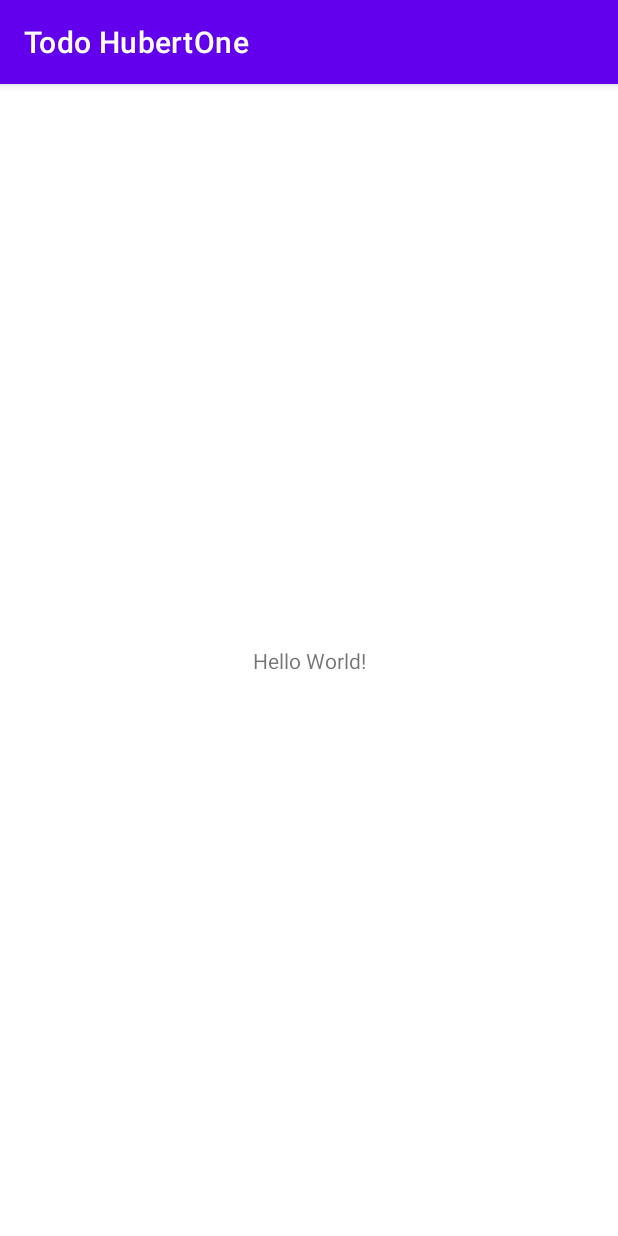
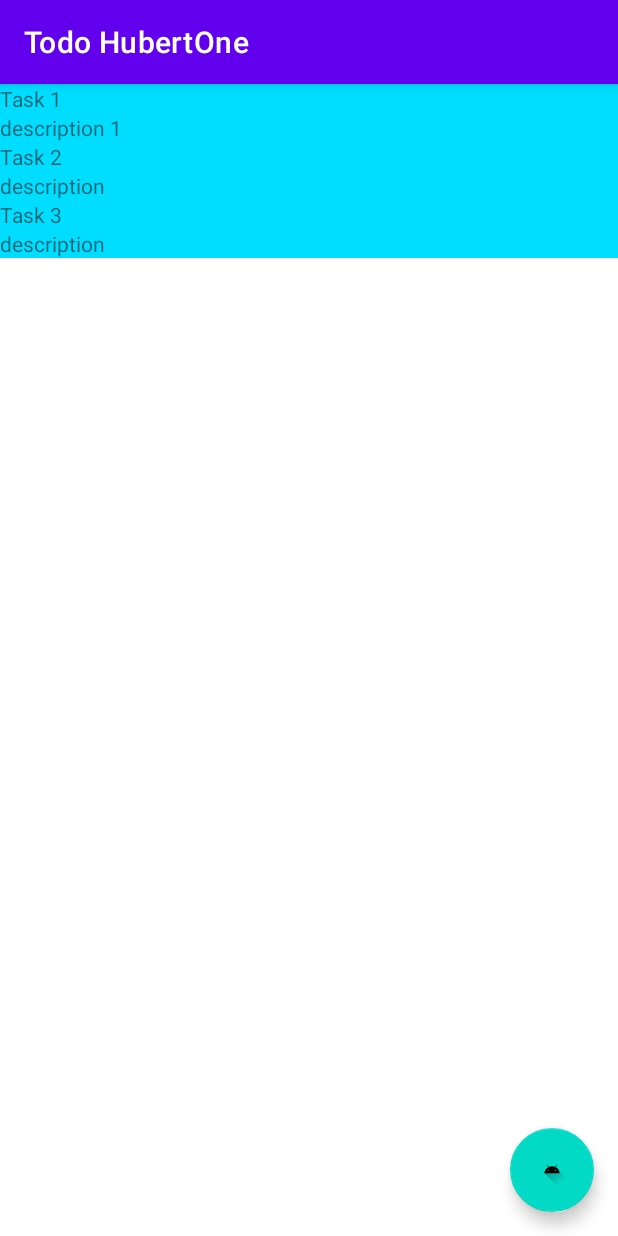
Before and after one commit to HubertTruong/TodoHubertOne, an Android app: the screen it shows after launch (MainActivity), on a phone screen of 412 x 824 dp. Run offline under Robolectric (Android 15) with nearby library versions, the phone set to English and light mode, and no system bars.

Commit message:
TP1 done

```diff
--- a/app/build.gradle
+++ b/app/build.gradle
@@ -32,12 +32,15 @@ android {
 }
 
 dependencies {
-
     implementation 'androidx.core:core-ktx:1.7.0'
     implementation 'androidx.appcompat:appcompat:1.3.0'
     implementation 'com.google.android.material:material:1.4.0'
     implementation 'androidx.constraintlayout:constraintlayout:2.0.4'
+    implementation 'androidx.legacy:legacy-support-v4:1.0.0'
     testImplementation 'junit:junit:4.13.2'
     androidTestImplementation 'androidx.test.ext:junit:1.1.3'
     androidTestImplementation 'androidx.test.espresso:espresso-core:3.4.0'
+    implementation 'androidx.recyclerview:recyclerview:1.2.1'
+    implementation 'androidx.fragment:fragment-ktx:1.4.0'
+    implementation 'androidx.activity:activity-ktx:1.4.0'
 }
--- a/app/src/main/java/com/hubert/todo/MainActivity.kt
+++ b/app/src/main/java/com/hubert/todo/MainActivity.kt
@@ -8,4 +8,7 @@ class MainActivity : AppCompatActivity() {
         super.onCreate(savedInstanceState)
         setContentView(R.layout.activity_main)
     }
+
+    private var taskList = listOf("Task 1", "Task 2", "Task 3")
+
 }
--- /dev/null
+++ b/app/src/main/java/com/hubert/todo/tasklist/Task.kt
@@ -0,0 +1,9 @@
+package com.hubert.todo.tasklist
+
+import java.io.FileDescriptor
+
+data class Task(
+    val id : String,
+    val title : String,
+    val description: String = "description"
+)
--- /dev/null
+++ b/app/src/main/java/com/hubert/todo/tasklist/TaskListAdapter.kt
@@ -0,0 +1,37 @@
+package com.hubert.todo.tasklist
+
+import android.view.LayoutInflater
+import android.view.View
+import android.view.ViewGroup
+import android.widget.TextView
+import androidx.recyclerview.widget.RecyclerView
+import com.hubert.todo.R
+
+class TaskListAdapter : RecyclerView.Adapter<TaskListAdapter.TaskViewHolder>() {
+
+    var currentList: List<Task> = emptyList()
+
+    // on utilise `inner` ici afin d'avoir accès aux propriétés de l'adapter directement
+    inner class TaskViewHolder(itemView: View) : RecyclerView.ViewHolder(itemView) {
+        fun bind(task: Task) {
+            val titleTextView = itemView.findViewById<TextView>(R.id.task_title)
+            titleTextView.text = task.title
+            val descTextView = itemView.findViewById<TextView>(R.id.task_description)
+            descTextView.text = task.description
+        }
+    }
+
+    override fun onCreateViewHolder(parent: ViewGroup, viewType: Int): TaskViewHolder {
+        val itemView = LayoutInflater.from(parent.context).inflate(R.layout.item_task, parent, false)
+        return TaskViewHolder(itemView)
+    }
+
+    override fun onBindViewHolder(holder: TaskViewHolder, position: Int) {
+        holder.bind(currentList[position])
+    }
+
+    override fun getItemCount(): Int {
+        return currentList.size
+    }
+
+}
--- /dev/null
+++ b/app/src/main/java/com/hubert/todo/tasklist/TaskListFragment.kt
@@ -0,0 +1,53 @@
+package com.hubert.todo.tasklist
+
+import android.os.Bundle
+import android.view.LayoutInflater
+import android.view.View
+import android.view.ViewGroup
+import androidx.fragment.app.Fragment
+import androidx.recyclerview.widget.RecyclerView
+import com.google.android.material.floatingactionbutton.FloatingActionButton
+import com.hubert.todo.R
+import java.util.*
+
+class TaskListFragment : Fragment() {
+
+    private var taskList = listOf(
+        Task(id = "id_1", title = "Task 1", description = "description 1"),
+        Task(id = "id_2", title = "Task 2"),
+        Task(id = "id_3", title = "Task 3")
+    )
+
+    private val adapter = TaskListAdapter()
+
+    override fun onCreateView(
+        inflater: LayoutInflater,
+        container: ViewGroup?,
+        savedInstanceState: Bundle?): View? {
+        // Inflate the layout for this fragment
+        val rootView = inflater.inflate(R.layout.fragment_task_list, container, false)
+        return rootView
+    }
+
+    override fun onViewCreated(view: View, savedInstanceState: Bundle?) {
+        super.onViewCreated(view, savedInstanceState)
+        val recyclerView = view.findViewById<RecyclerView>(R.id.recyclerview)
+        recyclerView.adapter = adapter
+        adapter.currentList = taskList
+
+        val addButton = view.findViewById<FloatingActionButton>(R.id.floatingActionButton)
+        addButton.setOnClickListener {
+            val newTask = Task(id = UUID.randomUUID().toString(), title = "Task ${taskList.size + 1}")
+            taskList = taskList + newTask
+            refreshAdapter()
+        }
+
+    }
+
+    fun refreshAdapter(){
+        adapter.currentList = taskList
+        adapter.notifyDataSetChanged()
+    }
+
+
+}
--- a/app/src/main/res/layout/activity_main.xml
+++ b/app/src/main/res/layout/activity_main.xml
@@ -6,13 +6,10 @@
     android:layout_height="match_parent"
     tools:context=".MainActivity">
 
-    <TextView
-        android:layout_width="wrap_content"
-        android:layout_height="wrap_content"
-        android:text="Hello World!"
-        app:layout_constraintBottom_toBottomOf="parent"
-        app:layout_constraintLeft_toLeftOf="parent"
-        app:layout_constraintRight_toRightOf="parent"
-        app:layout_constraintTop_toTopOf="parent" />
+    <androidx.fragment.app.FragmentContainerView
+        android:name="com.hubert.todo.tasklist.TaskListFragment"
+        android:id="@+id/fragment_tasklist"
+        android:layout_width="match_parent"
+        android:layout_height="match_parent" />
 
 </androidx.constraintlayout.widget.ConstraintLayout>
--- /dev/null
+++ b/app/src/main/res/layout/fragment_task_list.xml
@@ -0,0 +1,31 @@
+<?xml version="1.0" encoding="utf-8"?>
+<androidx.constraintlayout.widget.ConstraintLayout xmlns:android="http://schemas.android.com/apk/res/android"
+    xmlns:app="http://schemas.android.com/apk/res-auto"
+    xmlns:tools="http://schemas.android.com/tools"
+    android:layout_width="match_parent"
+    android:layout_height="match_parent">
+
+    <androidx.recyclerview.widget.RecyclerView
+        android:id="@+id/recyclerview"
+        android:layout_width="0dp"
+        android:layout_height="0dp"
+        app:layoutManager="androidx.recyclerview.widget.LinearLayoutManager"
+        app:layout_constraintBottom_toBottomOf="parent"
+        app:layout_constraintEnd_toEndOf="parent"
+        app:layout_constraintStart_toStartOf="parent"
+        app:layout_constraintTop_toTopOf="parent" />
+
+    <com.google.android.material.floatingactionbutton.FloatingActionButton
+        android:id="@+id/floatingActionButton"
+        android:layout_width="wrap_content"
+        android:layout_height="wrap_content"
+        android:layout_marginEnd="16dp"
+        android:layout_marginBottom="16dp"
+        android:clickable="true"
+        app:layout_constraintBottom_toBottomOf="parent"
+        app:layout_constraintEnd_toEndOf="parent"
+        app:srcCompat="@drawable/ic_launcher_foreground"
+
+        />
+
+</androidx.constraintlayout.widget.ConstraintLayout>
--- /dev/null
+++ b/app/src/main/res/layout/item_task.xml
@@ -0,0 +1,19 @@
+<?xml version="1.0" encoding="utf-8"?>
+
+<LinearLayout xmlns:android="http://schemas.android.com/apk/res/android"
+    android:layout_width="match_parent"
+    android:layout_height="wrap_content"
+    android:orientation="vertical">
+
+    <TextView
+        android:id="@+id/task_title"
+        android:layout_width="match_parent"
+        android:layout_height="wrap_content"
+        android:background="@android:color/holo_blue_bright" />
+
+    <TextView
+        android:id="@+id/task_description"
+        android:layout_width="match_parent"
+        android:layout_height="wrap_content"
+        android:background="@android:color/holo_blue_bright" />
+</LinearLayout>
--- a/app/src/main/res/values/strings.xml
+++ b/app/src/main/res/values/strings.xml
@@ -1,3 +1,5 @@
 <resources>
     <string name="app_name">Todo HubertOne</string>
+    <!-- TODO: Remove or change this placeholder text -->
+    <string name="hello_blank_fragment">Hello blank fragment</string>
 </resources>
--- a/build.gradle
+++ b/build.gradle
@@ -2,7 +2,7 @@
 plugins {
     id 'com.android.application' version '7.1.3' apply false
     id 'com.android.library' version '7.1.3' apply false
-    id 'org.jetbrains.kotlin.android' version '1.5.30' apply false
+    id 'org.jetbrains.kotlin.android' version '1.5.31' apply false
 }
 
 task clean(type: Delete) {
```
Also changed, not shown: app/src/main/java/com/hubert/todo/tasklist/BlankFragment.kt (added, +60 -0 lines), app/src/main/res/layout/fragment_blank.xml (added, +14 -0 lines).
